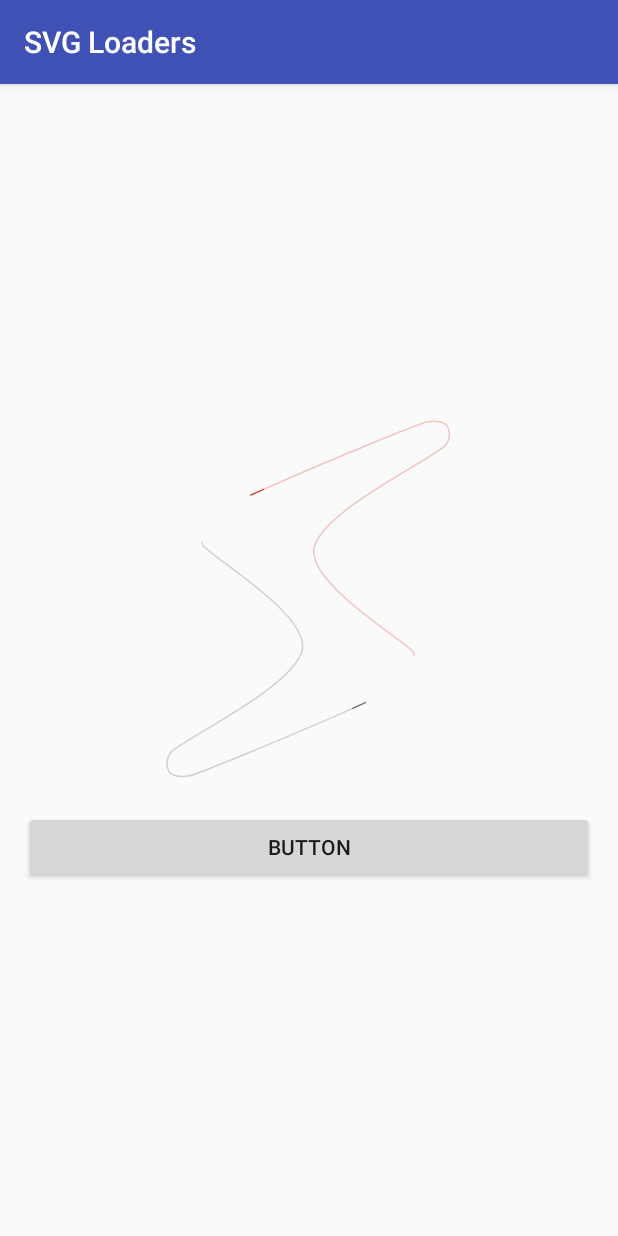
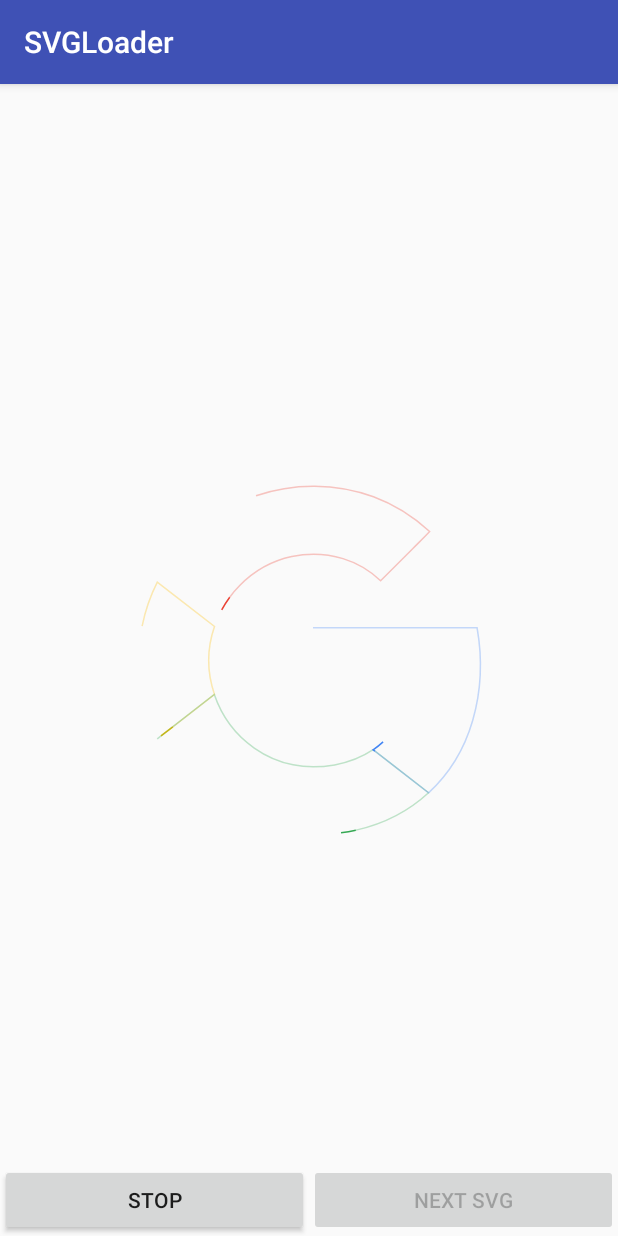
Before and after one commit to agrawalsuneet/SVGLoadersPack-Android, an Android app: the screen it shows after launch (MainActivity), on a phone screen of 412 x 824 dp. Run offline under Robolectric (Android 15) with nearby library versions, the phone set to English and light mode, and no system bars.

Commit message:
added logo

```diff
--- a/app/src/main/AndroidManifest.xml
+++ b/app/src/main/AndroidManifest.xml
@@ -5,7 +5,7 @@
     <application
         android:allowBackup="true"
         android:icon="@mipmap/ic_launcher"
-        android:label="@string/app_name"
+        android:label="SVGLoader"
         android:roundIcon="@mipmap/ic_launcher_round"
         android:supportsRtl="true"
         android:theme="@style/AppTheme">
--- a/app/src/main/java/com/agrawalsuneet/svgloaders/MainActivity.kt
+++ b/app/src/main/java/com/agrawalsuneet/svgloaders/MainActivity.kt
@@ -10,7 +10,10 @@ class MainActivity : AppCompatActivity() {
 
     lateinit var svgView: SVGLoader
 
-    lateinit var button: Button
+    lateinit var playPauseBtn: Button
+    lateinit var nextSVGBtn: Button
+
+    var currentLogoPos = 1
 
     override fun onCreate(savedInstanceState: Bundle?) {
         super.onCreate(savedInstanceState)
@@ -20,15 +23,41 @@ class MainActivity : AppCompatActivity() {
         svgView.listener = (object : SVGLoader.AnimationListener {
             override fun onAnimationEnd() {
                 Toast.makeText(baseContext, "Animation end", Toast.LENGTH_SHORT).show()
+                playPauseBtn.isEnabled = true
+                nextSVGBtn.isEnabled = true
             }
 
         })
+
+        playPauseBtn = findViewById(R.id.playpauseBtn)
+        nextSVGBtn = findViewById(R.id.nextSvgBtn)
+
+        playPauseBtn.setOnClickListener {
+            if (svgView.isAnimRunning()) {
+                playPauseBtn.text = "Play"
+                playPauseBtn.isEnabled = false
+                nextSVGBtn.isEnabled = false
+                svgView.endAnimation()
+            } else {
+                svgView.startAnimation()
+                playPauseBtn.text = "Stop"
+                nextSVGBtn.isEnabled = false
+            }
+        }
+
         svgView.startAnimation()
+        playPauseBtn.text = "Stop"
+        nextSVGBtn.isEnabled = false
 
-        button = findViewById(R.id.button)
-
-        button.setOnClickListener {
-            svgView.endAnimation()
+        nextSVGBtn.setOnClickListener {
+            when (currentLogoPos) {
+                1 -> {
+                    svgView.shapesStringArray = resources.getStringArray(R.array.twitter_logo_path)
+                    svgView.fillColorsArray = resources.getIntArray(R.array.twitter_logo_colors)
+                    svgView.setViewportSize(2000.0f, 1625.36f)
+                    currentLogoPos = 2
+                }
+            }
         }
     }
 }
--- a/app/src/main/res/layout/activity_main.xml
+++ b/app/src/main/res/layout/activity_main.xml
@@ -1,30 +1,50 @@
 <?xml version="1.0" encoding="utf-8"?>
-<LinearLayout xmlns:android="http://schemas.android.com/apk/res/android"
+<android.support.constraint.ConstraintLayout xmlns:android="http://schemas.android.com/apk/res/android"
     xmlns:app="http://schemas.android.com/apk/res-auto"
     xmlns:tools="http://schemas.android.com/tools"
     android:layout_width="match_parent"
     android:layout_height="match_parent"
-    android:gravity="center"
-    android:orientation="vertical"
     tools:context=".MainActivity">
 
     <com.agrawalsuneet.svgloaderspack.loaders.SVGLoader
         android:id="@+id/animated_svg_view"
         android:layout_width="250dp"
         android:layout_height="250dp"
-        app:svgloader_fillColorsArray="@array/shotang_logo_colors"
+        app:layout_constraintBottom_toBottomOf="@+id/linearLayout"
+        app:layout_constraintEnd_toEndOf="parent"
+        app:layout_constraintStart_toStartOf="parent"
+        app:layout_constraintTop_toTopOf="parent"
+        app:svgloader_fillColorsArray="@array/google_logo_colors"
         app:svgloader_fillTime="2000"
         app:svgloader_interpolator="@android:anim/decelerate_interpolator"
         app:svgloader_markerLength="10dp"
-        app:svgloader_shapesStringArray="@array/shotang_logo_path"
+        app:svgloader_shapesStringArray="@array/google_logo_path"
         app:svgloader_timePerShape="3000"
-        app:svgloader_viewportHeight="500"
-        app:svgloader_viewportWidth="500" />
+        app:svgloader_viewportHeight="400"
+        app:svgloader_viewportWidth="400" />
 
-    <Button
-        android:id="@+id/button"
+    <LinearLayout
+        android:id="@+id/linearLayout"
         android:layout_width="match_parent"
         android:layout_height="wrap_content"
-        android:layout_margin="16dp"
-        android:text="Button" />
-</LinearLayout>
+        android:layout_gravity="bottom"
+        android:orientation="horizontal"
+        app:layout_constraintBottom_toBottomOf="parent">
+
+        <Button
+            android:id="@+id/playpauseBtn"
+            android:layout_width="0dp"
+            android:layout_height="wrap_content"
+            android:layout_weight="1"
+            android:text="Play/Stop" />
+
+        <Button
+            android:id="@+id/nextSvgBtn"
+            android:layout_width="0dp"
+            android:layout_height="wrap_content"
+            android:layout_weight="1"
+            android:text="Next SVG" />
+    </LinearLayout>
+
+
+</android.support.constraint.ConstraintLayout>
--- a/app/src/main/res/values/strings.xml
+++ b/app/src/main/res/values/strings.xml
@@ -21,4 +21,33 @@
         <item>@color/shotang_logo_grey_residue</item>
     </string-array>
 
+    <string-array name="google_logo_path">
+        <item>M142.9,24.2c40.2-13.9,85.3-13.6,125.3,1.1c22.2,8.2,42.5,21,59.9,37.1c-5.8,6.3-12.1,12.2-18.1,18.3 c-11.4,11.4-22.8,22.8-34.2,34.2c-11.3-10.8-25.1-19-40.1-23.6c-17.6-5.3-36.6-6.1-54.6-2.2c-21,4.5-40.5,15.5-55.6,30.9 c-12.2,12.3-21.4,27.5-27,43.9c-20.3-15.8-40.6-31.5-61-47.3C59,73.6,97.6,39.7,142.9,24.2z</item>
+        <item>M21.4,163.2c3.3-16.2,8.7-32,16.2-46.8c20.3,15.8,40.6,31.5,61,47.3c-8,23.3-8,49.2,0,72.4 c-20.3,15.8-40.6,31.6-60.9,47.3C18.9,246.7,13.2,203.6,21.4,163.2z</item>
+        <item>M37.5,283.5c20.3-15.7,40.6-31.5,60.9-47.3c7.8,22.9,22.8,43.2,42.6,57.1c12.4,8.7,26.6,14.9,41.4,17.9 c14.6,3,29.7,2.6,44.4,0.1c14.6-2.6,28.7-7.9,41-16.2c19.7,15.3,39.4,30.6,59.1,45.9c-21.3,19.7-48,33.1-76.2,39.6 c-31.2,7.1-64.2,7.3-95.2-1c-24.6-6.5-47.7-18.2-67.6-34.1C67,328.9,49.6,307.5,37.5,283.5z</item>
+        <item>M203.7,165.1c58.3,0,116.7,0,175,0c5.8,32.7,4.5,66.8-4.7,98.8c-8.5,29.3-24.6,56.5-47.1,77.2 c-19.7-15.3-39.4-30.6-59.1-45.9c19.5-13.1,33.3-34.3,37.2-57.5c-33.8,0-67.6,0-101.4,0C203.7,213.5,203.7,189.3,203.7,165.1z</item>
+    </string-array>
+
+    <color name="google_red">#EA4335</color>
+    <color name="google_yellow">#FBBC05</color>
+    <color name="google_green">#34A853</color>
+    <color name="google_blue">#4285F4</color>
+
+    <string-array name="google_logo_colors">
+        <item>@color/google_red</item>
+        <item>@color/google_yellow</item>
+        <item>@color/google_green</item>
+        <item>@color/google_blue</item>
+    </string-array>
+
+    <string-array name="twitter_logo_path">
+        <item>m 1999.9999,192.4 c -73.58,32.64 -152.67,54.69 -235.66,64.61 84.7,-50.78 149.77,-131.19 180.41,-227.01 -79.29,47.03 -167.1,81.17 -260.57,99.57 C 1609.3399,49.82 1502.6999,0 1384.6799,0 c -226.6,0 -410.328,183.71 -410.328,410.31 0,32.16 3.628,63.48 10.625,93.51 -341.016,-17.11 -643.368,-180.47 -845.739,-428.72 -35.324,60.6 -55.5583,131.09 -55.5583,206.29 0,142.36 72.4373,267.95 182.5433,341.53 -67.262,-2.13 -130.535,-20.59 -185.8519,-51.32 -0.039,1.71 -0.039,3.42 -0.039,5.16 0,198.803 141.441,364.635 329.145,402.342 -34.426,9.375 -70.676,14.395 -108.098,14.395 -26.441,0 -52.145,-2.578 -77.203,-7.364 52.215,163.008 203.75,281.649 383.304,284.946 -140.429,110.062 -317.351,175.66 -509.5972,175.66 -33.1211,0 -65.7851,-1.949 -97.8828,-5.738 181.586,116.4176 397.27,184.359 628.988,184.359 754.732,0 1167.462,-625.238 1167.462,-1167.47 0,-17.79 -0.41,-35.48 -1.2,-53.08 80.1799,-57.86 149.7399,-130.12 204.7499,-212.41</item>
+    </string-array>
+
+    <color name="twitter_blue">#00ACED</color>
+
+    <string-array name="twitter_logo_colors">
+        <item>@color/twitter_blue</item>
+    </string-array>
+
 </resources>
--- a/svgloaderspack/src/main/java/com/agrawalsuneet/svgloaderspack/loaders/SVGLoader.kt
+++ b/svgloaderspack/src/main/java/com/agrawalsuneet/svgloaderspack/loaders/SVGLoader.kt
@@ -43,9 +43,6 @@ class SVGLoader : View, LoaderContract {
 
     var interpolator: Interpolator = DecelerateInterpolator()
 
-    private var aspectRatioWidth = 1f
-    private var aspectRatioHeight = 1f
-
     private var mWidth: Int = 0
     private var mHeight: Int = 0
     private var animStartTime: Long = 0
@@ -77,8 +74,8 @@ class SVGLoader : View, LoaderContract {
                 typedArray.getResourceId(R.styleable.SVGLoader_svgloader_interpolator,
                         android.R.anim.decelerate_interpolator))
 
-        aspectRatioWidth = viewportWidth
-        aspectRatioHeight = viewportHeight
+        viewportWidth = viewportWidth
+        viewportHeight = viewportHeight
 
         val shapesStringArrayId = typedArray.getResourceId(R.styleable.SVGLoader_svgloader_shapesStringArray, 0)
         val traceColorArrayId = typedArray.getResourceId(R.styleable.SVGLoader_svgloader_traceColorsArray, 0)
@@ -140,13 +137,13 @@ class SVGLoader : View, LoaderContract {
             width = 0
             height = 0
         } else if (height <= 0 && heightMode == View.MeasureSpec.UNSPECIFIED) {
-            height = (width * aspectRatioHeight / aspectRatioWidth).toInt()
+            height = (width * viewportHeight / viewportWidth).toInt()
         } else if (width <= 0 && widthMode == View.MeasureSpec.UNSPECIFIED) {
-            width = (height * aspectRatioWidth / aspectRatioHeight).toInt()
-        } else if (width * aspectRatioHeight > aspectRatioWidth * height) {
-            width = (height * aspectRatioWidth / aspectRatioHeight).toInt()
+            width = (height * viewportWidth / viewportHeight).toInt()
+        } else if (width * viewportHeight > viewportWidth * height) {
+            width = (height * viewportWidth / viewportHeight).toInt()
         } else {
-            height = (width * aspectRatioHeight / aspectRatioWidth).toInt()
+            height = (width * viewportHeight / viewportWidth).toInt()
         }
 
         super.onMeasure(View.MeasureSpec.makeMeasureSpec(width, View.MeasureSpec.EXACTLY),
@@ -257,8 +254,6 @@ class SVGLoader : View, LoaderContract {
     fun setViewportSize(viewportWidth: Float, viewportHeight: Float) {
         this.viewportWidth = viewportWidth
         this.viewportHeight = viewportHeight
-        aspectRatioWidth = viewportWidth
-        aspectRatioHeight = viewportHeight
         requestLayout()
     }
 
@@ -273,7 +268,11 @@ class SVGLoader : View, LoaderContract {
         state = SVGLoaderState.StateFill
     }
 
-    enum class SVGLoaderState {
+    fun isAnimRunning(): Boolean {
+        return SVGLoaderState.StateLoading == state
+    }
+
+    private enum class SVGLoaderState {
         StateLoading, StateFill
     }
 
```
Also changed, not shown: app/src/main/res/drawable/ic_ecg_graph.xml (deleted, +0 -138 lines), app/src/main/res/drawable/ic_ecg_graph2.xml (deleted, +0 -14 lines), app/src/main/res/drawable/ic_github_logo.xml (added, +12 -0 lines), app/src/main/res/drawable/ic_google_logo.xml (added, +31 -0 lines), app/src/main/res/drawable/ic_image2vector.xml (deleted, +0 -11 lines), app/src/main/res/drawable/ic_twitter_logo.xml (added, +12 -0 lines).
